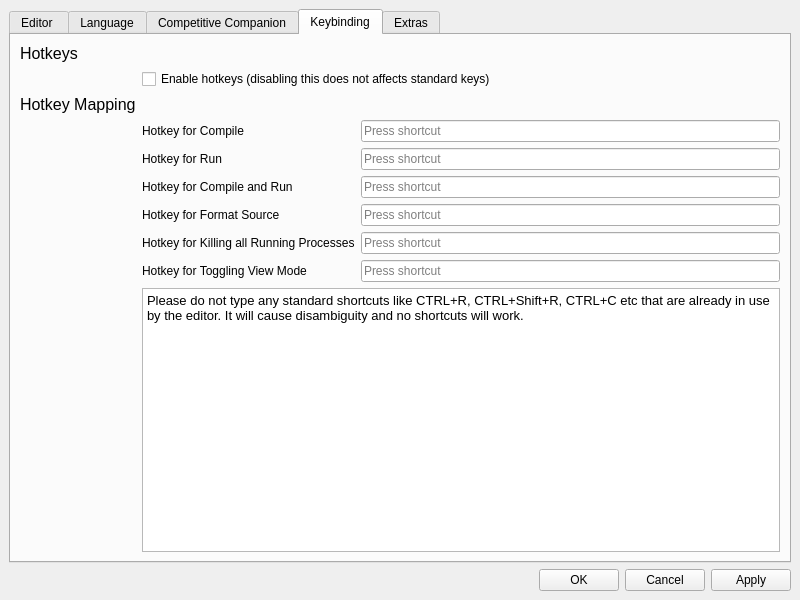
cpeditor/cpeditor, file ui/preferencewindow.ui: the form before one commit.
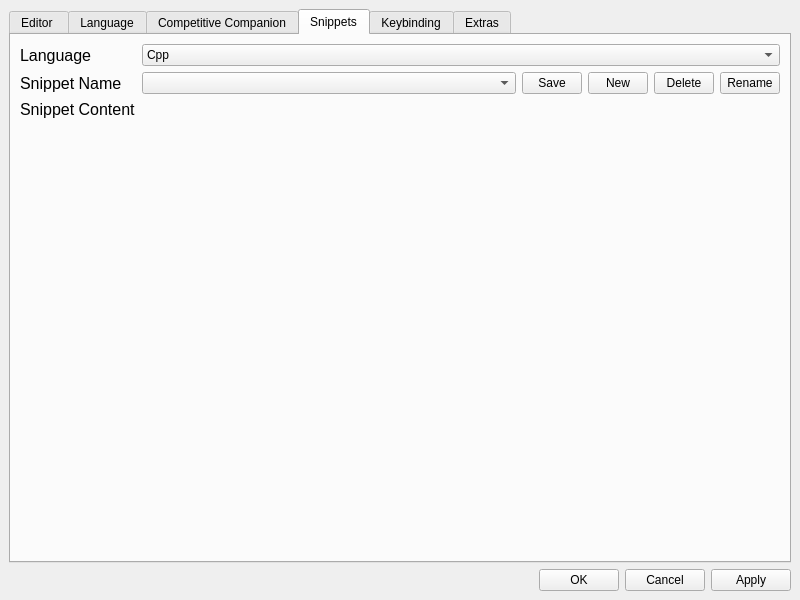
The form after the commit.

Commit message: feat: add editing snippets in preference window

What changed in the file:
```diff
--- a/ui/preferencewindow.ui
+++ b/ui/preferencewindow.ui
@@ -539,6 +539,155 @@
           </item>
          </layout>
         </widget>
+        <widget class="QWidget" name="snippets_tab">
+         <property name="layoutDirection">
+          <enum>Qt::LeftToRight</enum>
+         </property>
+         <attribute name="title">
+          <string>Snippets</string>
+         </attribute>
+         <layout class="QHBoxLayout" name="horizontalLayout_7">
+          <item>
+           <layout class="QFormLayout" name="formLayout_10">
+            <item row="0" column="0">
+             <widget class="QLabel" name="label_47">
+              <property name="font">
+               <font>
+                <pointsize>12</pointsize>
+                <weight>50</weight>
+                <bold>false</bold>
+               </font>
+              </property>
+              <property name="text">
+               <string>Language</string>
+              </property>
+             </widget>
+            </item>
+            <item row="0" column="1">
+             <widget class="QComboBox" name="snippets_lang">
+              <item>
+               <property name="text">
+                <string>Cpp</string>
+               </property>
+              </item>
+              <item>
+               <property name="text">
+                <string>Java</string>
+               </property>
+              </item>
+              <item>
+               <property name="text">
+                <string>Python</string>
+               </property>
+              </item>
+             </widget>
+            </item>
+            <item row="1" column="0">
+             <widget class="QLabel" name="label_45">
+              <property name="font">
+               <font>
+                <pointsize>12</pointsize>
+                <weight>50</weight>
+                <bold>false</bold>
+               </font>
+              </property>
+              <property name="text">
+               <string>Snippet Name</string>
+              </property>
+             </widget>
+            </item>
+            <item row="1" column="1">
+             <layout class="QHBoxLayout" name="horizontalLayout_8">
+              <item>
+               <widget class="QComboBox" name="snippets"/>
+              </item>
+              <item>
+               <widget class="QPushButton" name="save_snippet">
+                <property name="maximumSize">
+                 <size>
+                  <width>60</width>
+                  <height>16777215</height>
+                 </size>
+                </property>
+                <property name="text">
+                 <string>Save</string>
+                </property>
+                <property name="shortcut">
+                 <string>Ctrl+S</string>
+                </property>
+               </widget>
+              </item>
+              <item>
+               <widget class="QPushButton" name="new_snippet">
+                <property name="maximumSize">
+                 <size>
+                  <width>60</width>
+                  <height>16777215</height>
+                 </size>
+                </property>
+                <property name="text">
+                 <string>New</string>
+                </property>
+                <property name="shortcut">
+                 <string>Ctrl+N</string>
+                </property>
+               </widget>
+              </item>
+              <item>
+               <widget class="QPushButton" name="delete_snippet">
+                <property name="maximumSize">
+                 <size>
+                  <width>60</width>
+                  <height>16777215</height>
+                 </size>
+                </property>
+                <property name="text">
+                 <string>Delete</string>
+                </property>
+                <property name="shortcut">
+                 <string>Ctrl+D</string>
+                </property>
+               </widget>
+              </item>
+              <item>
+               <widget class="QPushButton" name="rename_snippet">
+                <property name="maximumSize">
+                 <size>
+                  <width>60</width>
+                  <height>16777215</height>
+                 </size>
+                </property>
+                <property name="text">
+                 <string>Rename</string>
+                </property>
+                <property name="shortcut">
+                 <string>Ctrl+R</string>
+                </property>
+               </widget>
+              </item>
+             </layout>
+            </item>
+            <item row="2" column="0">
+             <widget class="QLabel" name="label_46">
+              <property name="font">
+               <font>
+                <pointsize>12</pointsize>
+                <weight>50</weight>
+                <bold>false</bold>
+               </font>
+              </property>
+              <property name="text">
+               <string>Snippet Content</string>
+              </property>
+             </widget>
+            </item>
+            <item row="2" column="1">
+             <layout class="QVBoxLayout" name="verticalLayout_3"/>
+            </item>
+           </layout>
+          </item>
+         </layout>
+        </widget>
         <widget class="QWidget" name="keybinding">
          <property name="layoutDirection">
           <enum>Qt::LeftToRight</enum>
```
Lines whose indentation alone changed are shown as unchanged. The commit also changes 4 other files.
